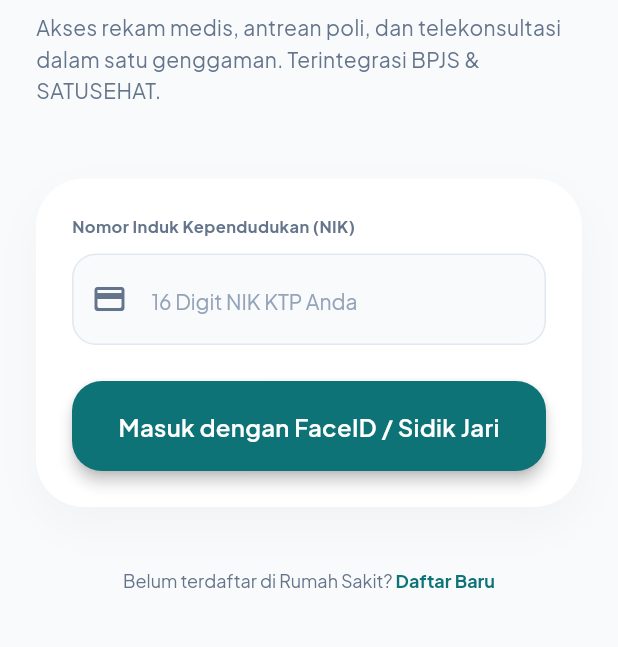
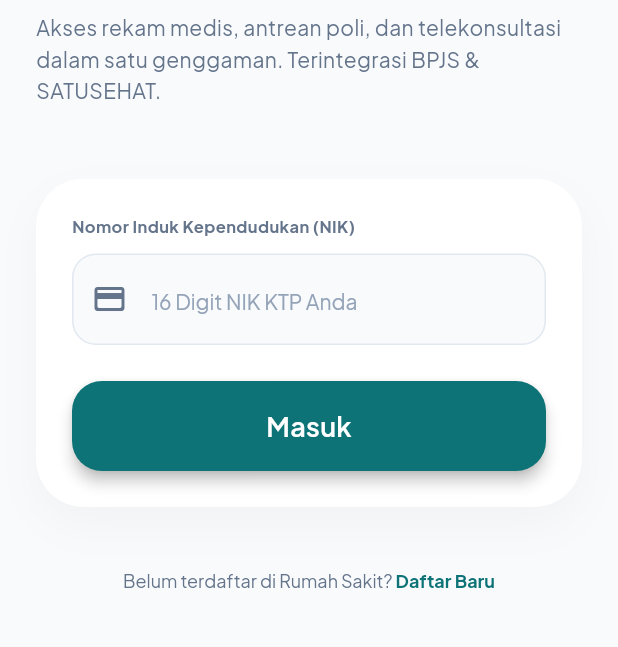
Before and after one commit to ardhikaxx/kliniktap-app, a Flutter app: the screen it shows after launch, on a phone screen of 412 x 824 dp, the part 279-926 px from its top. Run offline on Flutter 3.47's test engine with Material 3 defaults, Android fonts, the phone set to English and light mode, and no system bars; our stand-ins replace cached_network_image, get, google_fonts; statements that could not run were skipped.

Commit message:
chore: perbaiki tombol login pasien

```diff
--- a/lib/features/auth/views/login_page.dart
+++ b/lib/features/auth/views/login_page.dart
@@ -75,7 +75,7 @@ class LoginPage extends StatelessWidget {
                         shape: RoundedRectangleBorder(borderRadius: BorderRadius.circular(20)),
                         elevation: 4,
                       ),
-                      child: Text('Masuk dengan FaceID / Sidik Jari', style: AppTextStyles.button.copyWith(color: Colors.white, fontSize: 16)),
+                      child: Text('Masuk', style: AppTextStyles.button.copyWith(color: Colors.white, fontSize: 18)),
                     ),
                   ],
                 ),
--- a/lib/features/main_nav/bindings/main_nav_binding.dart
+++ b/lib/features/main_nav/bindings/main_nav_binding.dart
@@ -1,15 +1,9 @@
 import 'package:get/get.dart';
 import '../controllers/main_nav_controller.dart';
-import '../../dashboard/bindings/dashboard_binding.dart';
-import '../../medical_record/bindings/medical_record_binding.dart';
-import '../../schedule_profile/bindings/schedule_profile_binding.dart';
 
 class MainNavBinding extends Bindings {
   @override
   void dependencies() {
     Get.lazyPut(() => MainNavController());
-    DashboardBinding().dependencies();
-    MedicalRecordBinding().dependencies();
-    ScheduleProfileBinding().dependencies();
   }
 }
--- a/lib/features/patient_medical_record/views/patient_medical_record_page.dart
+++ b/lib/features/patient_medical_record/views/patient_medical_record_page.dart
@@ -1,5 +1,4 @@
 import 'package:flutter/material.dart';
-import 'package:get/get.dart';
 import '../../../../app/theme/app_colors.dart';
 import '../../../../app/theme/app_text_styles.dart';
 
```
